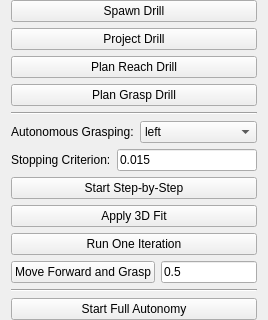
Before: the Qt Designer form software/ddapp/src/app/ddPFGrasp.ui in openhumanoids/oh-distro, drawn with Qt 5; both pictures show x 0 to 268 and y 88 to 408 of the 268 by 661 pixel window.
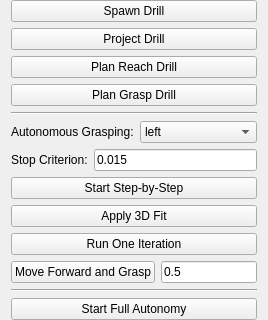
After: the same form once the commit is applied.

Patch:
```diff
--- a/software/ddapp/src/app/ddPFGrasp.ui
+++ b/software/ddapp/src/app/ddPFGrasp.ui
@@ -124,7 +124,7 @@
      <item>
       <widget class="QLabel" name="label">
        <property name="text">
-        <string>Stopping Criterion:</string>
+        <string>Stop Criterion:</string>
        </property>
       </widget>
      </item>
```
